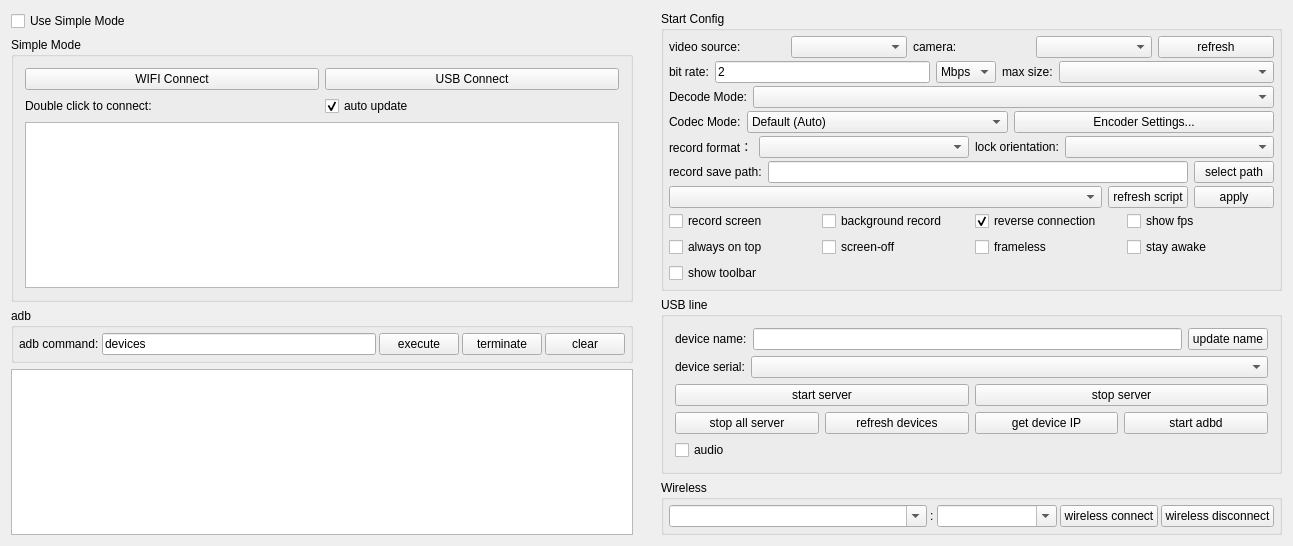
Qt form QtScrcpy/ui/dialog.ui (upquark-dev/QtScrcpy) before a commit.
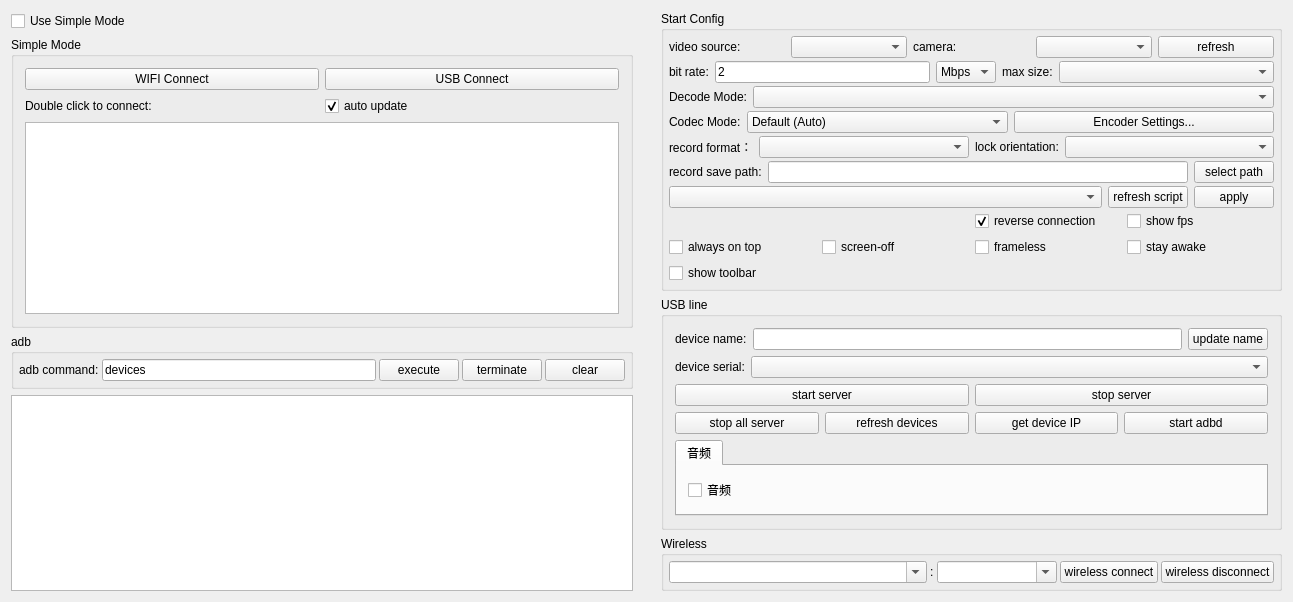
The same form after that commit.

Commit message:
ui: remove record/background-record checkboxes, move audio into tab, localize unlock group
- recordScreenCheck/notDisplayCheck and their config keys removed; the
  toolbar record button is the only recording entry now (recording always
  carries sound when audio forwarding is enabled)
- audioForwardCheck moved into a new "音频" tab on the main window
- unlock group localized: 解锁/锁屏密码/清除锁屏密码/保存密码/连接后自动解锁

Patch:
```diff
--- a/QtScrcpy/ui/dialog.ui
+++ b/QtScrcpy/ui/dialog.ui
@@ -799,22 +799,6 @@
               </property>
              </widget>
             </item>
-            <item row="0" column="1">
-             <widget class="QCheckBox" name="notDisplayCheck">
-              <property name="sizePolicy">
-               <sizepolicy hsizetype="Preferred" vsizetype="Preferred">
-                <horstretch>0</horstretch>
-                <verstretch>0</verstretch>
-               </sizepolicy>
-              </property>
-              <property name="text">
-               <string>background record</string>
-              </property>
-              <property name="checkable">
-               <bool>false</bool>
-              </property>
-             </widget>
-            </item>
             <item row="1" column="0">
              <widget class="QCheckBox" name="alwaysTopCheck">
               <property name="sizePolicy">
@@ -831,19 +815,6 @@
               </property>
              </widget>
             </item>
-            <item row="0" column="0">
-             <widget class="QCheckBox" name="recordScreenCheck">
-              <property name="sizePolicy">
-               <sizepolicy hsizetype="Preferred" vsizetype="Preferred">
-                <horstretch>0</horstretch>
-                <verstretch>0</verstretch>
-               </sizepolicy>
-              </property>
-              <property name="text">
-               <string>record screen</string>
-              </property>
-             </widget>
-            </item>
             <item row="0" column="3">
              <widget class="QCheckBox" name="useReverseCheck">
               <property name="sizePolicy">
@@ -1176,31 +1147,27 @@
           </widget>
          </item>
          <item>
-          <widget class="QWidget" name="usbWidget3" native="true">
-           <layout class="QHBoxLayout" name="horizontalLayout_12">
-            <property name="leftMargin">
+          <widget class="QTabWidget" name="audioTabWidget">
+           <property name="currentIndex">
              <number>0</number>
             </property>
-            <property name="topMargin">
-             <number>0</number>
-            </property>
-            <property name="rightMargin">
-             <number>0</number>
-            </property>
-            <property name="bottomMargin">
-             <number>0</number>
-            </property>
+           <widget class="QWidget" name="audioTab">
+            <attribute name="title">
+             <string>音频</string>
+            </attribute>
+            <layout class="QHBoxLayout" name="audioTabLayout">
             <item>
              <widget class="QCheckBox" name="audioForwardCheck">
               <property name="toolTip">
                <string>Forward the device audio to the computer. Requires Android 11 or later; the default playback capture source requires Android 13 or later.</string>
               </property>
               <property name="text">
-               <string>audio</string>
+                <string>音频</string>
               </property>
              </widget>
             </item>
            </layout>
+           </widget>
           </widget>
          </item>
         </layout>
```
Left out of the diff: 2 changed lines with no effect on the pictures. Lines whose indentation alone changed are shown as unchanged. The commit also changes 4 other files.
